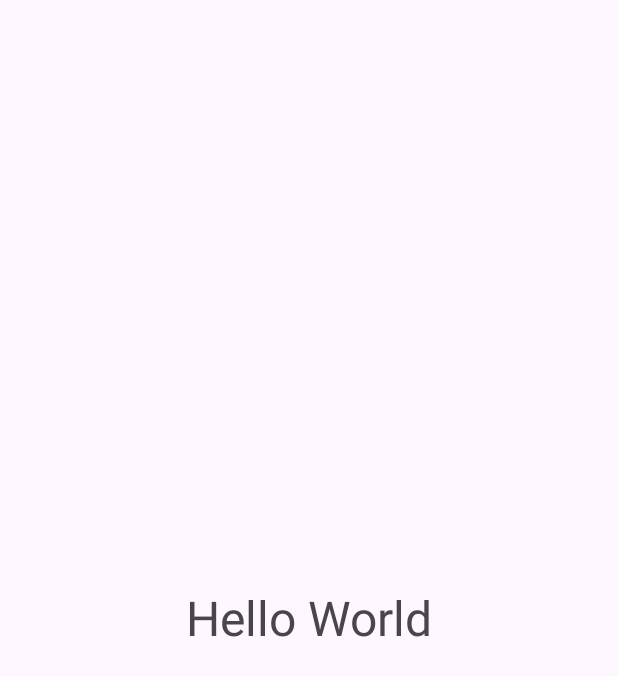
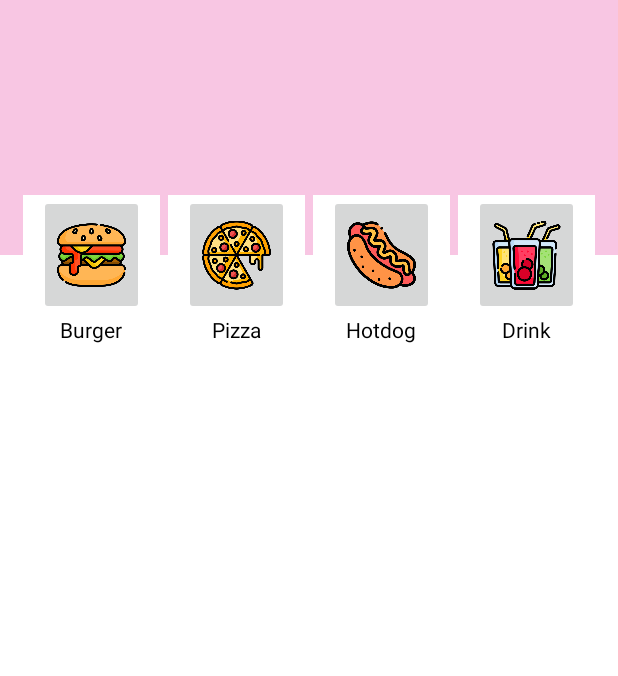
Before and after one commit to berkahr/KirFood, an Android app: the HomeFragment screen opened directly, with no data from a screen before it, on a phone screen of 412 x 824 dp. Shown: the top 676 px of the screen. Run offline under Robolectric (Android 15) with nearby library versions, the phone set to English and light mode, and no system bars.

Commit message:
update dashboard

```diff
--- a/app/src/main/AndroidManifest.xml
+++ b/app/src/main/AndroidManifest.xml
@@ -23,6 +23,7 @@
         </activity>
         <activity android:name=".MainActivity" android:exported="false"/>
         <activity android:name=".HomeFragment" android:exported="false"/>
+        <activity android:name=".DiskonFragment" android:exported="false"/>
     </application>
 
 </manifest>
--- /dev/null
+++ b/app/src/main/res/drawable/home_background.xml
@@ -0,0 +1,14 @@
+<layer-list xmlns:android="http://schemas.android.com/apk/res/android" >
+    <item android:bottom="270dp">
+        <shape android:shape="rectangle">
+            <size android:height="20dp"/>
+            <solid android:color="@color/background"/>
+        </shape>
+    </item>
+    <item android:top="170dp">
+        <shape android:shape="rectangle">
+            <solid android:color="@color/white"/>
+            <size android:height="20dp"/>
+        </shape>
+    </item>
+</layer-list>
--- /dev/null
+++ b/app/src/main/res/drawable/pilihan.xml
@@ -0,0 +1,6 @@
+<?xml version="1.0" encoding="utf-8"?>
+<shape xmlns:android="http://schemas.android.com/apk/res/android"
+    android:shape="rectangle">
+    <solid android:color="@color/white" />
+    <corners android:radius="10dp" />
+</shape>
--- a/app/src/main/res/layout/fragment_home.xml
+++ b/app/src/main/res/layout/fragment_home.xml
@@ -2,11 +2,105 @@
 <LinearLayout xmlns:android="http://schemas.android.com/apk/res/android"
     android:layout_width="match_parent"
     android:layout_height="match_parent"
-    android:id="@+id/home">
-    <TextView
+    android:id="@+id/home"
+    android:background="@drawable/home_background"
+    android:orientation="vertical">
+
+    <LinearLayout
         android:layout_width="match_parent"
-        android:layout_height="match_parent"
-        android:gravity="center"
-        android:text="Hello World"
-        android:textSize="32dp"/>
+        android:layout_height="wrap_content"
+        android:id="@+id/Pilihan"
+        android:orientation="horizontal"
+        android:weightSum="4"
+        android:paddingLeft="15dp"
+        android:paddingRight="15dp"
+        android:layout_marginTop="130dp">
+        <LinearLayout
+            android:id="@+id/pilBurger"
+            android:layout_width="wrap_content"
+            android:layout_height="wrap_content"
+            android:layout_weight="1"
+            android:orientation="vertical"
+            android:background="@color/white"
+            android:layout_marginRight="5dp">
+            <ImageButton
+                android:layout_width="70dp"
+                android:layout_height="80dp"
+                android:src="@drawable/burger"
+                android:scaleType="fitCenter"
+                android:layout_gravity="center"
+                android:contentDescription="Burger"/>
+            <TextView
+                android:layout_width="wrap_content"
+                android:layout_height="wrap_content"
+                android:text="Burger"
+                android:layout_gravity="center"
+                android:textColor="@color/black"/>
+        </LinearLayout>
+        <LinearLayout
+            android:id="@+id/pilPizza"
+            android:layout_width="wrap_content"
+            android:layout_height="wrap_content"
+            android:layout_weight="1"
+            android:orientation="vertical"
+            android:background="@color/white"
+            android:layout_marginRight="5dp">
+            <ImageButton
+                android:layout_width="70dp"
+                android:layout_height="80dp"
+                android:src="@drawable/pizza"
+                android:scaleType="fitCenter"
+                android:layout_gravity="center"
+                android:contentDescription="Pizza"/>
+            <TextView
+                android:layout_width="wrap_content"
+                android:layout_height="wrap_content"
+                android:text="Pizza"
+                android:layout_gravity="center"
+                android:textColor="@color/black"/>
+        </LinearLayout>
+        <LinearLayout
+            android:id="@+id/pilHotdog"
+            android:layout_width="wrap_content"
+            android:layout_height="wrap_content"
+            android:layout_weight="1"
+            android:orientation="vertical"
+            android:background="@color/white"
+            android:layout_marginRight="5dp">
+            <ImageButton
+                android:layout_width="70dp"
+                android:layout_height="80dp"
+                android:src="@drawable/hotdog"
+                android:scaleType="fitCenter"
+                android:layout_gravity="center"
+                android:contentDescription="Hotdog"/>
+            <TextView
+                android:layout_width="wrap_content"
+                android:layout_height="wrap_content"
+                android:text="Hotdog"
+                android:layout_gravity="center"
+                android:textColor="@color/black"/>
+        </LinearLayout>
+        <LinearLayout
+            android:id="@+id/pilDrink"
+            android:layout_width="wrap_content"
+            android:layout_height="wrap_content"
+            android:layout_weight="1"
+            android:orientation="vertical"
+            android:background="@color/white">
+            <ImageButton
+                android:layout_width="70dp"
+                android:layout_height="80dp"
+                android:src="@drawable/drink"
+                android:scaleType="fitCenter"
+                android:layout_gravity="center"
+                android:contentDescription="Drink"/>
+            <TextView
+                android:layout_width="wrap_content"
+                android:layout_height="wrap_content"
+                android:text="Drink"
+                android:layout_gravity="center"
+                android:textColor="@color/black"/>
+        </LinearLayout>
+    </LinearLayout>
 </LinearLayout>
```
Also changed, not shown: app/src/main/res/drawable/burger.png (added), app/src/main/res/drawable/drink.png (added), app/src/main/res/drawable/favorit.jpg (added), app/src/main/res/drawable/hotdog.png (added), app/src/main/res/drawable/pizza.png (added).
